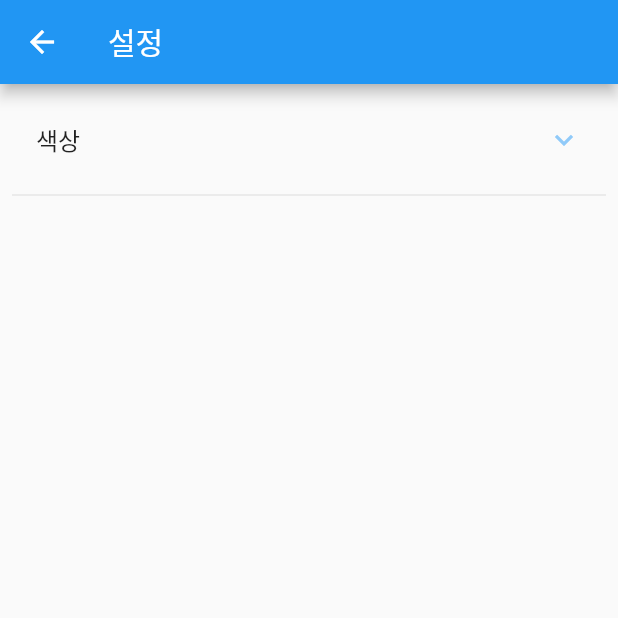
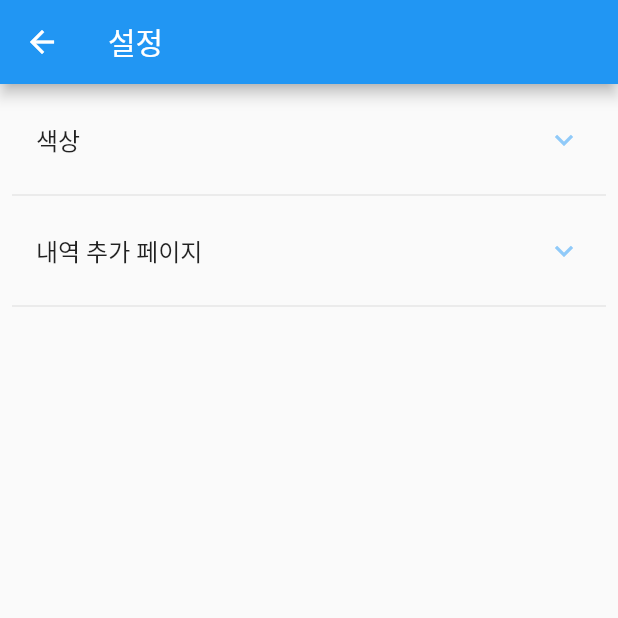
Before and after one commit to cyj893/MoneyIsMine, a Flutter app: the screen it shows after launch, after a tap on the "settings" icon, on a phone screen of 412 x 824 dp, the top half of it. Run offline on Flutter 3.47's test engine with Material 2 defaults, Android fonts, the light colour scheme and no system bars; our stand-ins replace fl_chart, image_picker, numberpicker, sqflite, table_calendar; missing offline and left inert: bezier_chart, scrolling_page_indicator; accounts and stored records are empty.

Commit message:
Add InputSpecs Options In SettingsPage

```diff
--- /dev/null
+++ b/lib/db_helper/InputsDBHelper.dart
@@ -0,0 +1,63 @@
+import 'dart:async';
+import 'package:path/path.dart';
+import 'package:sqflite/sqflite.dart';
+
+class InputsDBHelper {
+  static final InputsDBHelper _inputsDBHelper = InputsDBHelper._internal();
+  InputsDBHelper._internal();
+  factory InputsDBHelper() {
+    return _inputsDBHelper;
+  }
+
+  static Database? _database;
+
+  Future<Database> get database async => _database ??= await initDB();
+
+  Future<Database> initDB() async {
+    print("Inputs Helper");
+    String path = join(await getDatabasesPath(), 'Inputs.db');
+    return await openDatabase(
+        path,
+        version: 1,
+        onCreate: (db, version) async {
+          await db.execute('''
+            CREATE TABLE Inputs(
+              id INTEGER PRIMARY KEY AUTOINCREMENT,
+              name TEXT,
+              isShow INTEGER
+            )
+          ''');
+        },
+        onUpgrade: (db, oldVersion, newVersion){}
+    );
+  }
+
+  Future<List<bool>> init() async {
+    final db = await database;
+    final List<Map<String, dynamic>> maps = await db.rawQuery(
+      '''
+      SELECT * FROM Inputs
+      ORDER BY id;
+      '''
+    );
+    List<bool> tempBoolArr = [];
+    if( maps.isEmpty ){
+      tempBoolArr = List.generate(8, (index) => true);
+    }
+    else{
+      for(int i = 0; i < maps.length; i++){
+        tempBoolArr.add(maps[i]["isShow"] == 1);
+      }
+    }
+    return tempBoolArr;
+  }
+
+  Future<void> save(List names, List boolArr) async {
+    final db = await database;
+    await db.rawQuery("DELETE FROM Inputs");
+    for(int i = 0; i < names.length; i++){
+      await db.insert("Inputs", {"name": names[i], "isShow": boolArr[i] ? 1 : 0});
+    }
+  }
+
+}
--- /dev/null
+++ b/lib/db_helper/InputsProvider.dart
@@ -0,0 +1,32 @@
+import 'package:flutter/cupertino.dart';
+
+import 'InputsDBHelper.dart';
+
+class InputsProvider with ChangeNotifier {
+  static final InputsProvider _inputsProvider = InputsProvider._internal();
+  InputsProvider._internal(){
+    _inputsDBHelper = InputsDBHelper();
+  }
+  factory InputsProvider() {
+    return _inputsProvider;
+  }
+
+  InputsDBHelper? _inputsDBHelper;
+
+  List<String> inputStrings = ["지출/수입", "수단", "카테고리", "내용", "금액", "날짜", "메모", "사진"];
+  List<bool> inputBoolArr = [];
+
+  void edit(List<bool> newBoolArr){
+    inputBoolArr = newBoolArr;
+    notifyListeners();
+  }
+
+  void init() async {
+    inputBoolArr = await _inputsDBHelper!.init();
+  }
+
+  void save() async {
+    await _inputsDBHelper!.save(inputStrings, inputBoolArr);
+  }
+
+}
--- a/lib/db_helper/Pair.dart
+++ b/lib/db_helper/Pair.dart
@@ -1,6 +1,6 @@
 class Pair<T1, T2> {
-  final T1 a;
-  final T2 b;
+  T1 a;
+  T2 b;
 
   Pair(this.a, this.b);
 }
--- a/lib/main.dart
+++ b/lib/main.dart
@@ -1,4 +1,5 @@
 import 'package:flutter/material.dart';
+import 'db_helper/InputsProvider.dart';
 import 'package:provider/provider.dart';
 import 'db_helper/DBHelper.dart';
 import 'pages/HomePage.dart';
@@ -11,6 +12,7 @@ void main() {
     MultiProvider(
       providers: [
         ChangeNotifierProvider(create: (_) => CategoryProvider()),
+        ChangeNotifierProvider(create: (_) => InputsProvider()),
         ChangeNotifierProvider(create: (_) => ColorProvider()),
       ],
       child: MyApp(),
@@ -25,6 +27,7 @@ class MyApp extends StatelessWidget {
   Widget build(BuildContext context) {
     List<Color> paletteProvider = context.watch<ColorProvider>().palette;
     context.read<CategoryProvider>().init();
+    context.read<InputsProvider>().init();
     print(context.read<CategoryProvider>().categories);
     return MaterialApp(
       theme: ThemeData(
--- a/lib/pages/SettingsPage.dart
+++ b/lib/pages/SettingsPage.dart
@@ -1,4 +1,5 @@
 import 'package:flutter/material.dart';
+import 'package:money_is_mine/db_helper/InputsProvider.dart';
 import '../db_helper/ColorProvider.dart';
 import 'package:provider/src/provider.dart';
 
@@ -15,7 +16,7 @@ class SettingsPageState  extends State<SettingsPage> {
   List<bool> colorBoolArr = List.generate(allPalette.length, (index) => false);
   int nowColorIndex = 0;
 
-  Row makePalette(int ind){
+  ListTile makePalette(int ind){
     List<Widget> list = [];
     list.add(Checkbox(
         activeColor: allPalette[ind][1],
@@ -38,10 +39,10 @@ class SettingsPageState  extends State<SettingsPage> {
         decoration: BoxDecoration(
           border: Border.all(color: allPalette[ind][i]),
           color: allPalette[ind][i],
-          borderRadius: BorderRadius.all(Radius.circular(5.0)),
+          borderRadius: const BorderRadius.all(Radius.circular(5.0)),
         ),
       ));
-      list.add(SizedBox(width: 5,));
+      list.add(const SizedBox(width: 5,));
     }
     if( ind == 0 ){
       list.add(Expanded(child: Container(),));
@@ -56,15 +57,71 @@ class SettingsPageState  extends State<SettingsPage> {
           },
           icon: Icon(Icons.save_rounded, color: paletteProvider[2],)),);
     }
-    return Row(
-      children: list,
-    );
+    return ListTile(title: Row(children: list),);
   }
 
   ExpansionTile makeColorSelect(){
     return ExpansionTile(
-      title: Text("색상"),
+      title: const Text("색상"),
         children: List.generate(allPalette.length, (index) => makePalette(index)),
+    );
+  }
+
+  @override
+  void initState(){
+    super.initState();
+
+    inputStrings = context.read<InputsProvider>().inputStrings;
+    inputBoolArr = context.read<InputsProvider>().inputBoolArr;
+    tempInputBoolArr.addAll(inputBoolArr);
+    print("inputStrings: $inputStrings");
+  }
+
+  List<String> inputStrings = [];
+  List<bool> inputBoolArr = [];
+  List<bool> tempInputBoolArr = [];
+
+  ListTile makeCheckBoxes(int ind){
+    List<Widget> list = [];
+    list.add(Checkbox(
+        activeColor: paletteProvider[1],
+        value: tempInputBoolArr[ind],
+        onChanged: (bool? value) {
+          if( inputStrings[ind] == "지출/수입" || inputStrings[ind] == "금액" ) return ;
+          setState(() {
+            tempInputBoolArr[ind] = value!;
+          });
+        }));
+    List<Widget> rowList = [];
+    rowList.add(Text(inputStrings[ind]));
+    if( inputStrings[ind] == "지출/수입" || inputStrings[ind] == "금액" ){
+      rowList.add(const Text(" *(필수)", style: TextStyle(color: Colors.orange),));
+    }
+    else if( inputStrings[ind] == "카테고리" || inputStrings[ind] == "날짜" ){
+      rowList.add(Text(" (권장)", style: TextStyle(color: paletteProvider[3]),));
+    }
+    list.add(Row(children: rowList,));
+    list.add(const SizedBox(width: 5,));
+
+    if( ind == 0 ){
+      list.add(Expanded(child: Container(),));
+      list.add(IconButton(
+          onPressed: () {
+            context.read<InputsProvider>().edit(tempInputBoolArr);
+            context.read<InputsProvider>().save();
+          },
+          icon: Icon(Icons.save_rounded, color: paletteProvider[2],)),);
+    }
+    return ListTile(
+      key: Key('$ind'),
+      title: Row(children: list,),
+    );
+  }
+
+  ExpansionTile makeInputSelect(){
+    return ExpansionTile(
+      title: const Text("내역 추가 페이지"),
+      children: List.generate(inputStrings.length, (index) => makeCheckBoxes(index)),
     );
   }
 
@@ -73,14 +130,16 @@ class SettingsPageState  extends State<SettingsPage> {
     paletteProvider = context.watch<ColorProvider>().palette;
     return Scaffold(
         appBar: AppBar(
-          title: Text("설정"),
+          title: const Text("설정"),
         ),
         body: Padding(
-            padding: EdgeInsets.all(8.0),
+            padding: const EdgeInsets.all(8.0),
             child: ListView(
               children: [
                 makeColorSelect(),
-                Divider(),
+                const Divider(),
+                makeInputSelect(),
+                const Divider(),
               ],
             ),
         )
```
Also changed, not shown: lib/pages/InputSpecsPage.dart (+9 -8 lines), lib/pages/charts/BezierChartTrendCon.dart (+15 -3 lines).
